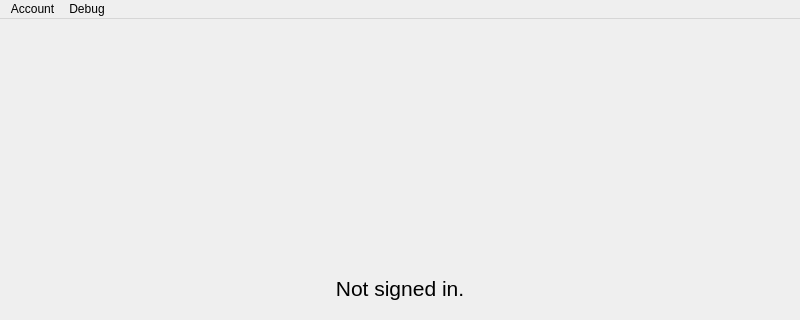
Old version of the form src/app/mainwindow.ui in the repository frutality/calendae; both pictures show x 0 to 800 and y 0 to 320 of the 800 by 600 pixel window.
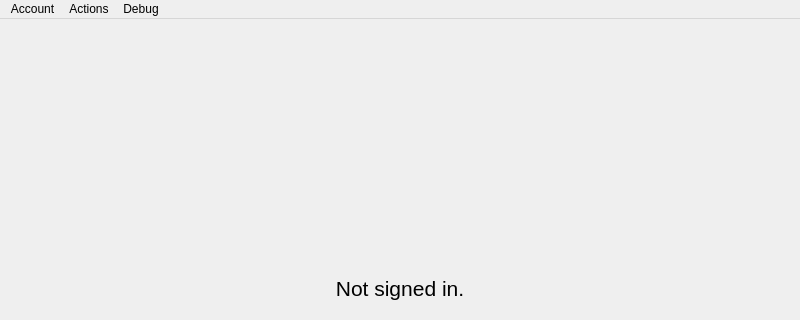
New version of the form.

Commit message: Add button for force refresh event list

```diff
--- a/src/app/mainwindow.ui
+++ b/src/app/mainwindow.ui
@@ -229,6 +229,12 @@
     </property>
     <addaction name="actionSignOut"/>
    </widget>
+   <widget class="QMenu" name="menuActions">
+    <property name="title">
+     <string>Actions</string>
+    </property>
+    <addaction name="actionRefresh"/>
+   </widget>
    <widget class="QMenu" name="menuDebug">
     <property name="title">
      <string>Debug</string>
@@ -236,6 +242,7 @@
     <addaction name="actionTestNotification"/>
    </widget>
    <addaction name="menuAccount"/>
+   <addaction name="menuActions"/>
    <addaction name="menuDebug"/>
   </widget>
   <widget class="QStatusBar" name="statusbar"/>
```
Left out of the diff: 5 changed lines with no effect on the pictures. The commit also changes 2 other files.
